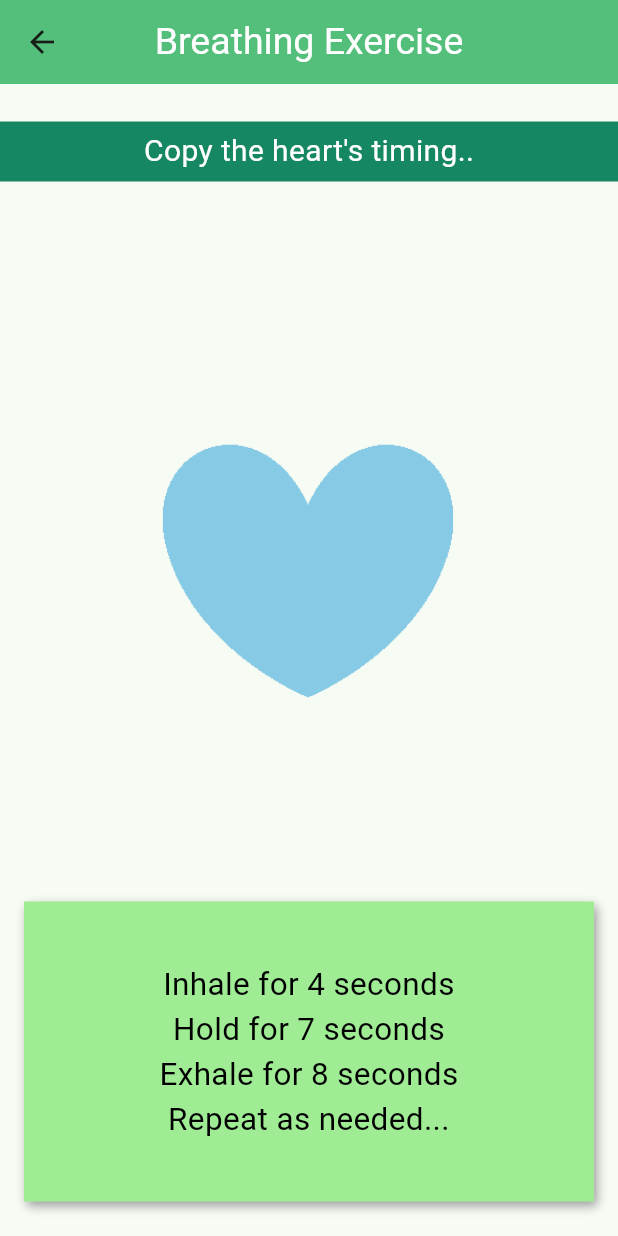
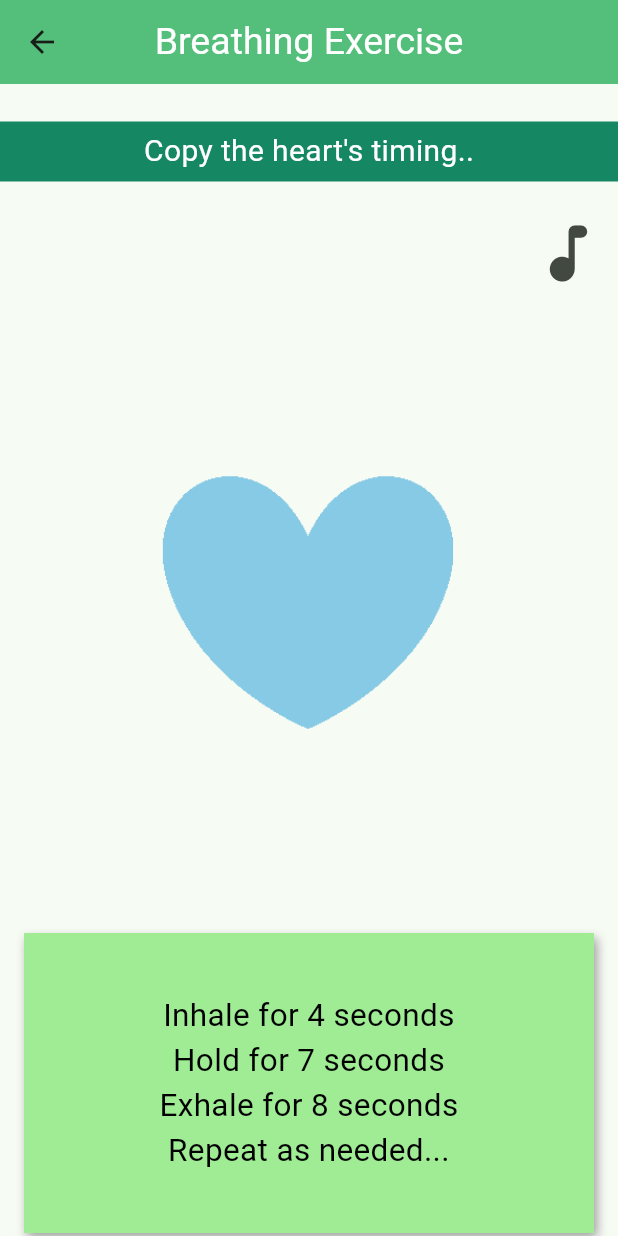
Before and after one commit to mnewby4/project1, a Flutter app: the BreathePage screen opened directly, on a phone screen of 412 x 824 dp. Run offline on Flutter 3.47's test engine with Material 3 defaults, Android fonts, the light colour scheme and no system bars; our stand-ins replace sqflite; missing offline and left inert: flame_audio; accounts and stored records are empty.

Commit message:
Added the audio to breathing screen + mute/unmute toggle

```diff
--- a/lib/breathe.dart
+++ b/lib/breathe.dart
@@ -1,3 +1,4 @@
+import 'package:flame_audio/flame_audio.dart';
 import 'package:flutter/material.dart';
 import 'theme.dart';
 
@@ -13,8 +14,12 @@ class _HeartAnimationState extends State<_HeartAnimation> with SingleTickerProvi
   late AnimationController motionController;
   late Animation motionAnimation;
   double size = 20;
-  void initState(){
+  void initState() {
     super.initState();
+
+    FlameAudio.bgm.initialize();
+    FlameAudio.bgm.play("backgroundaudio.mp3", volume: 1.0);
+
     motionController = AnimationController(
       duration: Duration(seconds: 4),
       reverseDuration: Duration(seconds: 8),
@@ -49,7 +54,8 @@ class _HeartAnimationState extends State<_HeartAnimation> with SingleTickerProvi
   }
 
   @override
-  void dispose(){
+  void dispose() {
+    FlameAudio.bgm.stop();
     motionController.dispose();
     super.dispose();
   }
@@ -58,7 +64,7 @@ class _HeartAnimationState extends State<_HeartAnimation> with SingleTickerProvi
   Widget build(BuildContext context) {
     return Scaffold(
       body: Center(
-        child: Container(
+        child: Container (
           child: Stack(children: <Widget>[
             Center(
               child: new Container(
@@ -73,6 +79,35 @@ class _HeartAnimationState extends State<_HeartAnimation> with SingleTickerProvi
   }
 }
 
+class _MuteButton extends StatefulWidget {
+  const _MuteButton({super.key});
+  @override
+  State<_MuteButton> createState() => _MuteButtonState();
+}
+
+class _MuteButtonState extends State<_MuteButton> {
+  bool isSongMuted = false;
+
+  @override
+  Widget build(BuildContext context) {
+    return IconButton(
+      iconSize: 50.0,
+      onPressed: () {
+        setState(() {
+          if (isSongMuted == true) {
+            FlameAudio.bgm.play("backgroundaudio.mp3", volume: 1.0);
+          } else {
+            FlameAudio.bgm.stop();
+          }
+          isSongMuted = !isSongMuted;
+        });
+      },
+      icon: isSongMuted
+          ? const Icon(Icons.music_off_rounded)
+          : const Icon(Icons.music_note_rounded),
+    );
+  }
+}
 class BreathePage extends StatelessWidget {
   const BreathePage({super.key});
 
@@ -107,7 +142,17 @@ class BreathePage extends StatelessWidget {
                 ),
               ),
             ),
-            SizedBox(height: 60),
+            SizedBox(height: 15),
+
+            /* Mute Button */
+            Row(
+              mainAxisAlignment: MainAxisAlignment.end,
+              children: [
+                Container(
+                  child: _MuteButton(),
+                ),
+              ],
+            ),
 
             /* Heart Animation */
             Container(
--- a/pubspec.yaml
+++ b/pubspec.yaml
@@ -37,6 +37,7 @@ dependencies:
   sqflite: ^2.4.1
   path_provider: ^2.1.5
   path: ^1.9.0
+  flame_audio: ^2.11.1
 
 dev_dependencies:
   flutter_test:
@@ -62,6 +63,7 @@ flutter:
 
   assets:
     - assets/images/
+    - assets/audio/backgroundaudio.mp3
 
   # To add assets to your application, add an assets section, like this:
   # assets:
```
Also changed, not shown: pubspec.lock, 6 other files.
